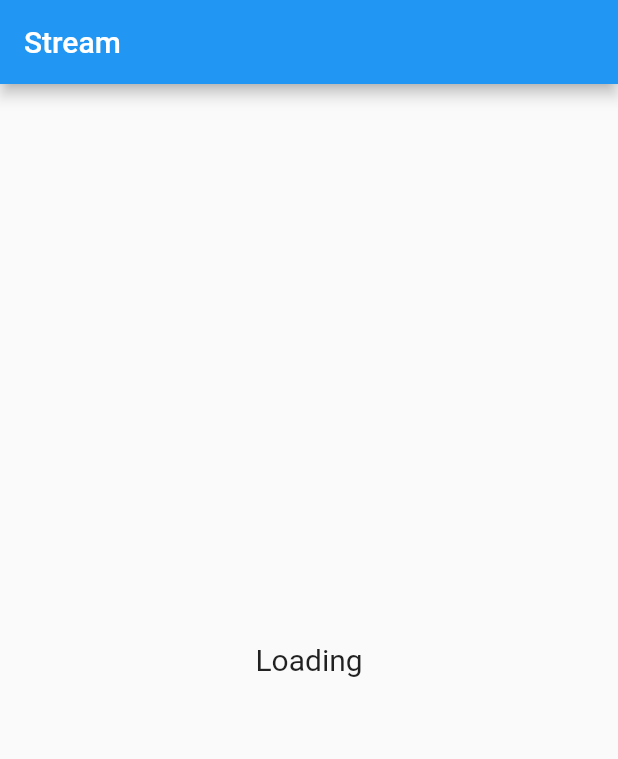
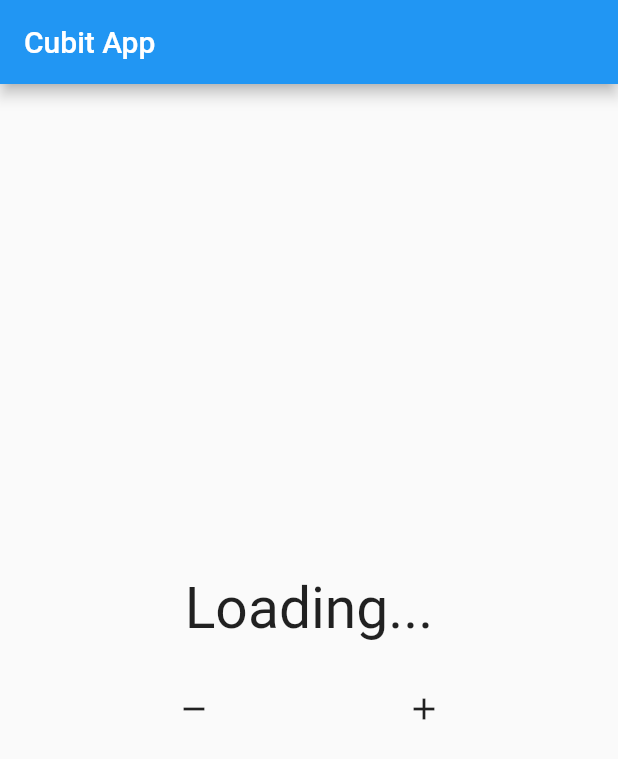
Before and after one commit to aldoalfians/flutter_state_bloc, a Flutter app: the first screen one second after launch, on a phone screen of 412 x 824 dp. Shown: the top 759 px of the screen. Run offline on Flutter 3.47's test engine with Material 2 defaults, Android fonts, the phone set to English and light mode, and no system bars; our stand-ins replace bloc.

Commit message:
cubit basic

```diff
--- a/lib/main.dart
+++ b/lib/main.dart
@@ -1,3 +1,4 @@
+import 'package:bloc/bloc.dart';
 import 'package:flutter/material.dart';
 
 void main() {
@@ -9,52 +10,76 @@ class MyApp extends StatelessWidget {
 
   @override
   Widget build(BuildContext context) {
-    return const MaterialApp(
+    return MaterialApp(
       home: HomePage(),
     );
   }
 }
 
-class HomePage extends StatelessWidget {
-  const HomePage({super.key});
+class CounterCubit extends Cubit<int> {
+  int initialData;
 
-  Stream<int> countStream() async* {
-    for (int i = 1; i <= 10; i++) {
-      await Future.delayed(const Duration(seconds: 1));
-      yield i;
+  CounterCubit({this.initialData = 0}) : super(initialData);
+
+  void tambahData() {
+    emit(state + 1);
+  }
+
+  void kurangData() {
+    emit(state - 1);
   }
 }
+
+class HomePage extends StatelessWidget {
+  CounterCubit myCounter = CounterCubit();
 
   @override
   Widget build(BuildContext context) {
     return Scaffold(
       appBar: AppBar(
-        title: const Text("Stream"),
+        title: const Text("Cubit App"),
       ),
-      body: StreamBuilder(
-        stream: countStream(),
+      body: Column(
+        mainAxisAlignment: MainAxisAlignment.center,
+        children: [
+          StreamBuilder(
+            stream: myCounter.stream,
             builder: (context, snapshot) {
               if (snapshot.connectionState == ConnectionState.waiting) {
                 return const Center(
                   child: Text(
-                "Loading",
-                style: TextStyle(
-                  fontSize: 20,
-                ),
+                    "Loading...",
+                    style: TextStyle(fontSize: 38),
                   ),
                 );
               } else {
                 return Center(
                   child: Text(
                     "${snapshot.data}",
-                style: const TextStyle(
-                  fontSize: 20,
-                ),
+                    style: const TextStyle(fontSize: 38),
                   ),
                 );
               }
             },
           ),
+          const SizedBox(
+            height: 20,
+          ),
+          Row(
+            mainAxisAlignment: MainAxisAlignment.spaceEvenly,
+            children: [
+              IconButton(
+                onPressed: myCounter.kurangData,
+                icon: const Icon(Icons.remove),
+              ),
+              IconButton(
+                onPressed: myCounter.tambahData,
+                icon: const Icon(Icons.add),
+              )
+            ],
+          )
+        ],
+      ),
     );
   }
 }
```
Also changed, not shown: pubspec.yaml (+5 -5 lines), pubspec.lock. Lines whose indentation alone changed are shown as unchanged.
